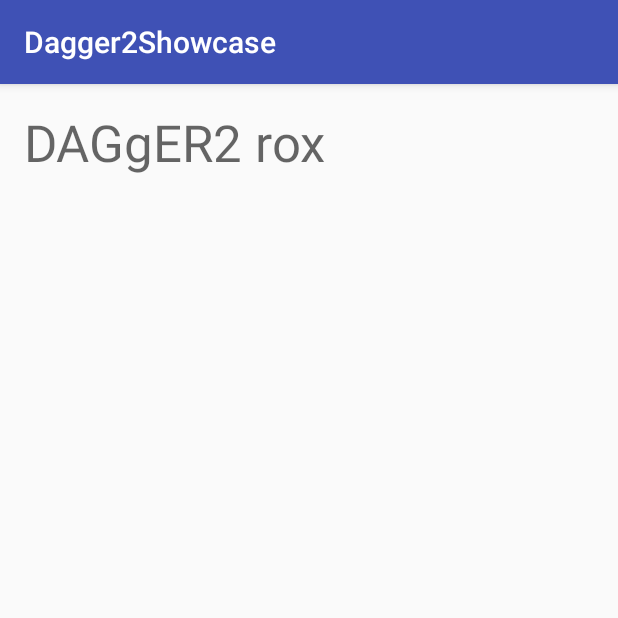
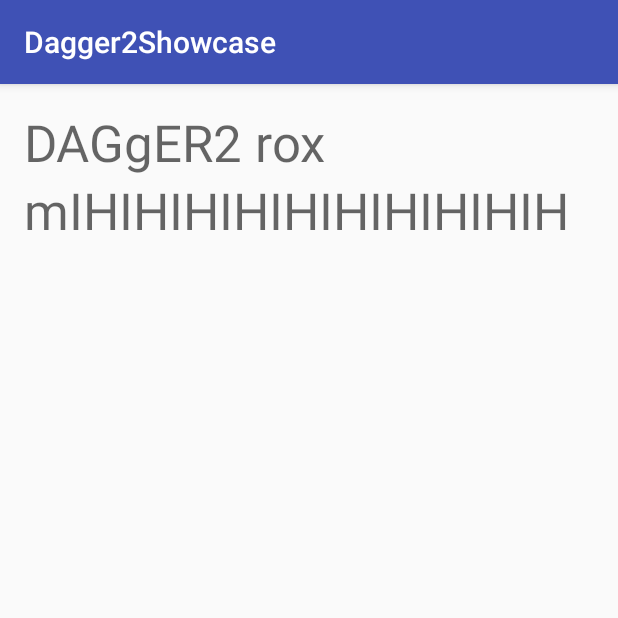
Before and after one commit to Unic8/dagger2-introduction, an Android app: the screen it shows after launch (MainActivity), on a phone screen of 412 x 824 dp, the top half of it. Run offline under Robolectric (Android 15) with nearby library versions, the phone set to English and light mode, and no system bars; our stand-ins replace Dagger/Hilt's generated code.

Commit message:
using dagger2 provider

```diff
--- a/app/src/main/java/eu/unicate/dagger2showcase/MainActivity.java
+++ b/app/src/main/java/eu/unicate/dagger2showcase/MainActivity.java
@@ -5,6 +5,7 @@
 import android.widget.TextView;
 
 import javax.inject.Inject;
+import javax.inject.Provider;
 
 import eu.unicate.dagger2showcase.di.GType;
 import eu.unicate.dagger2showcase.di.components.ActivityComponent;
@@ -14,6 +15,8 @@
 import eu.unicate.dagger2showcase.models.CharD;
 import eu.unicate.dagger2showcase.models.CharE;
 import eu.unicate.dagger2showcase.models.CharG;
+import eu.unicate.dagger2showcase.models.CharH;
+import eu.unicate.dagger2showcase.models.CharI;
 import eu.unicate.dagger2showcase.models.CharR;
 
 public class MainActivity extends AppCompatActivity {
@@ -25,27 +28,36 @@
 	@Inject
 	@GType("1")
 	CharG g1;
+	@Inject
 	@GType("2")
-	@Inject
 	CharG g2;
 	@Inject
 	CharE e;
 	@Inject
 	CharR r;
 
+	@Inject
+	Provider<CharH> h;
+	@Inject
+	Provider<CharI> i;
+
 	private TextView text;
+	private TextView text2;
 
 	@Override
 	protected void onCreate(Bundle savedInstanceState) {
 		super.onCreate(savedInstanceState);
 		setContentView(R.layout.activity_main);
 		text = (TextView) findViewById(R.id.text);
+		text2 = (TextView) findViewById(R.id.text2);
 
 		ActivityComponent.Initializer
 				.init(getApplicationComponent(), new ActivityModule(this))
 				.inject(this);
 
 		print(d, a, g1, g2, e, r);
+
+		laugh();
 
 	}
 
@@ -57,5 +69,13 @@
 		text.setText(String.format("%s%s%s%s%s%s2 rox", d, a, g1, g2, e, r));
 	}
 
+	private void laugh() {
+		StringBuilder sb = new StringBuilder("m");
+		for (int z=0; z < 20; z++) {
+			sb.append(z%2==0?i.get():h.get());
+		}
+		text2.setText(sb.toString());
+	}
+
 
 }
--- a/app/src/main/java/eu/unicate/dagger2showcase/di/components/ApplicationComponent.java
+++ b/app/src/main/java/eu/unicate/dagger2showcase/di/components/ApplicationComponent.java
@@ -12,6 +12,8 @@
 import eu.unicate.dagger2showcase.models.CharD;
 import eu.unicate.dagger2showcase.models.CharE;
 import eu.unicate.dagger2showcase.models.CharG;
+import eu.unicate.dagger2showcase.models.CharH;
+import eu.unicate.dagger2showcase.models.CharI;
 import eu.unicate.dagger2showcase.models.CharJ;
 
 @Singleton
@@ -27,6 +29,9 @@
 	CharE getE();
 	CharJ getJ();
 
+	CharH getH();
+	CharI getI();
+
 	SharedPreferences getPreferences();
 
 	class Initializer {
--- a/app/src/main/java/eu/unicate/dagger2showcase/di/modules/CharA2JModule.java
+++ b/app/src/main/java/eu/unicate/dagger2showcase/di/modules/CharA2JModule.java
@@ -69,13 +69,11 @@
 	}
 
 	@Provides
-	@Singleton
 	CharH provideH(@GType("1") CharG g) {
 		return new CharH(g);
 	}
 
 	@Provides
-	@Singleton
 	CharI provideI(CharH h) {
 		return new CharI(h);
 	}
--- a/app/src/main/res/layout/activity_main.xml
+++ b/app/src/main/res/layout/activity_main.xml
@@ -16,4 +16,11 @@
 		android:text="Hello World!"
 		android:layout_width="wrap_content"
 		android:layout_height="wrap_content"/>
+
+	<TextView
+		android:id="@+id/text2"
+		android:textAppearance="@style/TextAppearance.AppCompat.Display1"
+		android:layout_below="@id/text"
+		android:layout_width="wrap_content"
+		android:layout_height="wrap_content"/>
 </RelativeLayout>
```
